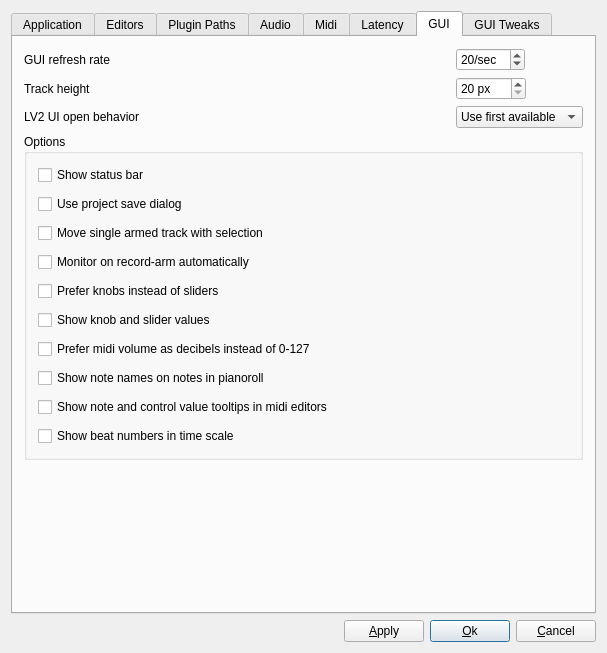
This is src/muse/components/gensetbase.ui in emrum/muse as Qt 5 draws it before an edit. The edited form follows.
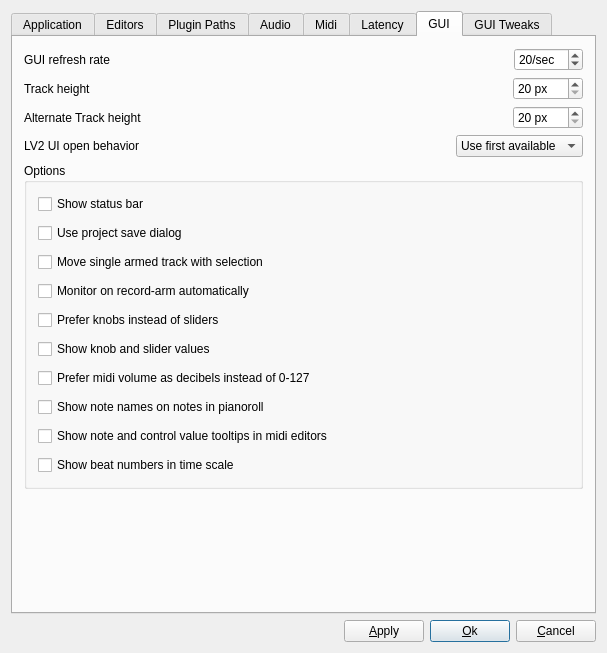
This is the edited form. The open tabs and pages were chosen to show the change.

Commit message: added track height keyboard toggle

```diff
--- a/src/muse/components/gensetbase.ui
+++ b/src/muse/components/gensetbase.ui
@@ -1743,10 +1743,10 @@
       <attribute name="title">
        <string>GUI</string>
       </attribute>
-      <layout class="QVBoxLayout" name="verticalLayout_21">
-       <item>
         <layout class="QGridLayout" name="gridLayout5">
          <item row="0" column="0">
+        <layout class="QHBoxLayout" name="horizontalLayout_2">
+         <item>
           <widget class="QLabel" name="TextLabel1">
            <property name="text">
             <string>GUI refresh rate</string>
@@ -1756,7 +1756,7 @@
            </property>
           </widget>
          </item>
-         <item row="0" column="1">
+         <item>
           <widget class="QSpinBox" name="guiRefreshSelect">
            <property name="sizePolicy">
             <sizepolicy hsizetype="Maximum" vsizetype="Fixed">
@@ -1778,14 +1778,18 @@
            </property>
           </widget>
          </item>
+        </layout>
+       </item>
          <item row="1" column="0">
+        <layout class="QHBoxLayout" name="horizontalLayout_3">
+         <item>
           <widget class="QLabel" name="label_7">
            <property name="text">
             <string>Track height</string>
            </property>
           </widget>
          </item>
-         <item row="1" column="1">
+         <item>
           <widget class="QSpinBox" name="trackHeight">
            <property name="sizePolicy">
             <sizepolicy hsizetype="Maximum" vsizetype="Fixed">
@@ -1807,14 +1811,53 @@
            </property>
           </widget>
          </item>
+        </layout>
+       </item>
          <item row="2" column="0">
+        <layout class="QHBoxLayout" name="horizontalLayout_7">
+         <item>
+          <widget class="QLabel" name="label_8">
+           <property name="text">
+            <string>Alternate Track height</string>
+           </property>
+          </widget>
+         </item>
+         <item>
+          <widget class="QSpinBox" name="trackHeightAlternate">
+           <property name="sizePolicy">
+            <sizepolicy hsizetype="Maximum" vsizetype="Fixed">
+             <horstretch>0</horstretch>
+             <verstretch>0</verstretch>
+            </sizepolicy>
+           </property>
+           <property name="suffix">
+            <string> px</string>
+           </property>
+           <property name="minimum">
+            <number>20</number>
+           </property>
+           <property name="maximum">
+            <number>2000</number>
+           </property>
+           <property name="value">
+            <number>20</number>
+           </property>
+          </widget>
+         </item>
+        </layout>
+       </item>
+       <item row="3" column="0">
+        <layout class="QVBoxLayout" name="verticalLayout_21">
+         <item>
+          <layout class="QHBoxLayout" name="horizontalLayout_8">
+           <item>
           <widget class="QLabel" name="label_11">
            <property name="text">
             <string>LV2 UI open behavior</string>
            </property>
           </widget>
          </item>
-         <item row="2" column="1">
+           <item>
           <widget class="QComboBox" name="lv2UiBehaviorComboBox">
            <property name="sizePolicy">
             <sizepolicy hsizetype="Maximum" vsizetype="Fixed">
@@ -1841,22 +1884,6 @@
          </item>
         </layout>
        </item>
-       <item>
-        <spacer name="verticalSpacer_2">
-         <property name="orientation">
-          <enum>Qt::Vertical</enum>
-         </property>
-         <property name="sizeType">
-          <enum>QSizePolicy::Maximum</enum>
-         </property>
-         <property name="sizeHint" stdset="0">
-          <size>
-           <width>17</width>
-           <height>0</height>
-          </size>
-         </property>
-        </spacer>
-       </item>
        <item>
         <widget class="QGroupBox" name="groupBoxOptions">
          <property name="title">
@@ -1980,6 +2007,8 @@
           </size>
          </property>
         </spacer>
+         </item>
+        </layout>
        </item>
       </layout>
      </widget>
```
Left out of the diff: 4 changed lines with no effect on the pictures. Lines whose indentation alone changed are shown as unchanged. The commit also changes 10 other files.
